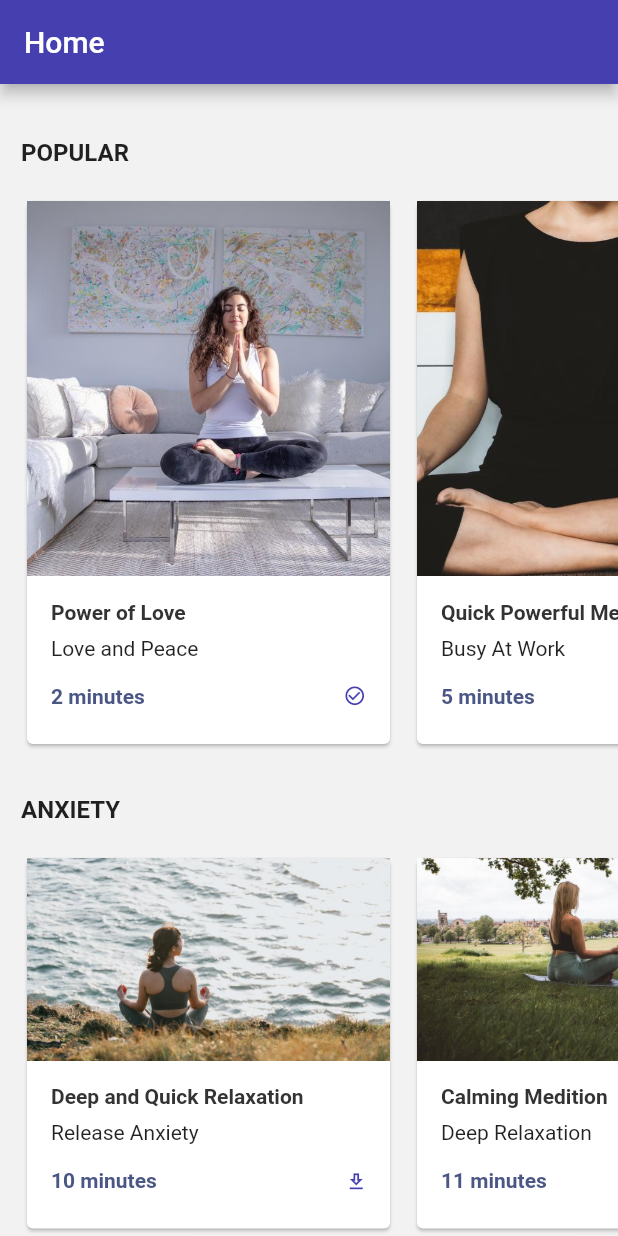
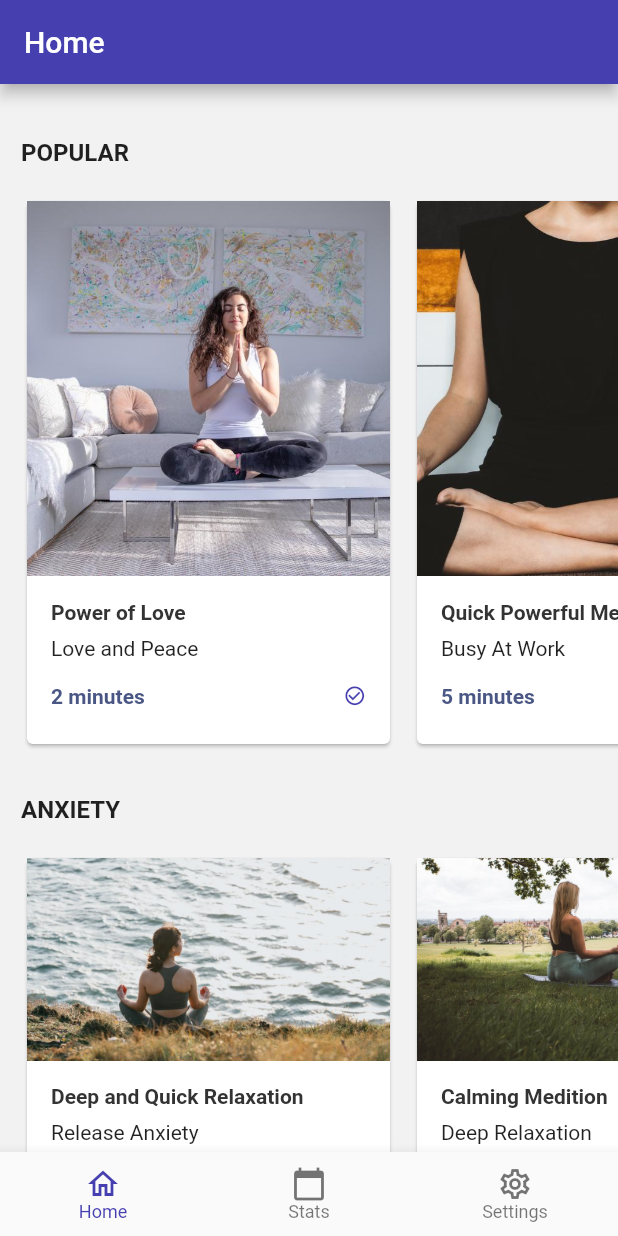
Before and after one commit to gabiheimer/heylinda-flutter-clone, a Flutter app: the screen it shows after launch, after a tap on the "download" icon, on a phone screen of 412 x 824 dp. Run offline on Flutter 3.47's test engine with Material 2 defaults, Android fonts, the phone set to English and light mode, and no system bars; our stand-ins replace table_calendar.

Commit message:
add tab navigator

```diff
--- a/app/lib/main.dart
+++ b/app/lib/main.dart
@@ -1,6 +1,8 @@
+import 'package:app/navigation/MainTabNavigator.dart';
 import 'package:app/screens/Home/Home.dart';
 import 'package:app/screens/NotFoundScreen.dart';
 import 'package:app/screens/Settings/Settings.dart';
+import 'package:app/screens/Stats/Stats.dart';
 import 'package:app/styles/Colors.dart';
 import 'package:flutter/material.dart';
 
@@ -22,7 +24,7 @@ class MyApp extends StatelessWidget {
           bodyText1: TextStyle(color: PredefinedColors.text),
         ),
       ),
-      home: const Home(),
+      home: const MainTabNavigator(),
     );
   }
 }
--- /dev/null
+++ b/app/lib/navigation/MainTabNavigator.dart
@@ -0,0 +1,81 @@
+import 'package:app/screens/Home/Home.dart';
+import 'package:app/screens/Settings/Settings.dart';
+import 'package:app/screens/Stats/Stats.dart';
+import 'package:app/styles/Colors.dart';
+import 'package:flutter/material.dart';
+
+class Route {
+  Widget screen;
+  String name;
+
+  Route({required this.name, required this.screen});
+}
+
+final List<Route> routes = [
+  Route(
+    name: 'Home',
+    screen: const Home(),
+  ),
+  Route(
+    name: 'Stats',
+    screen: const Stats(),
+  ),
+  Route(
+    name: 'Settings',
+    screen: const Settings(),
+  ),
+];
+
+class MainTabNavigator extends StatefulWidget {
+  const MainTabNavigator({super.key});
+
+  @override
+  State<MainTabNavigator> createState() => _MainTabNavigatorState();
+}
+
+class _MainTabNavigatorState extends State<MainTabNavigator> {
+  int _selectedIndex = 0;
+
+  void _onTap(int index) {
+    setState(() {
+      _selectedIndex = index;
+    });
+  }
+
+  @override
+  Widget build(BuildContext context) {
+    final String title = routes[_selectedIndex].name;
+    final Widget screen = routes[_selectedIndex].screen;
+
+    return Scaffold(
+      appBar: AppBar(
+        backgroundColor: PredefinedColors.primary,
+        title: Text(title),
+      ),
+      bottomNavigationBar: BottomNavigationBar(
+        items: const [
+          BottomNavigationBarItem(
+            icon: Icon(Icons.home_outlined),
+            label: 'Home',
+          ),
+          BottomNavigationBarItem(
+            icon: Icon(Icons.calendar_today),
+            label: 'Stats',
+          ),
+          BottomNavigationBarItem(
+            icon: Icon(Icons.settings_outlined),
+            label: 'Settings',
+          ),
+        ],
+        selectedItemColor: PredefinedColors.primary,
+        selectedFontSize: 12,
+        currentIndex: _selectedIndex,
+        onTap: _onTap,
+      ),
+      body: Container(
+        color: PredefinedColors.background,
+        child: screen,
+      ),
+    );
+  }
+}
--- a/app/lib/screens/Home/Home.dart
+++ b/app/lib/screens/Home/Home.dart
@@ -1,5 +1,4 @@
 import 'package:app/data/meditations.dart';
-import 'package:app/templates/ScreenTemplate.dart';
 import 'package:app/widgets/MeditationCard.dart';
 import 'package:flutter/material.dart';
 
@@ -12,9 +11,7 @@ class Home extends StatelessWidget {
     const List<Meditation> favourites = [];
     final primaryColor = Theme.of(context).primaryColor;
 
-    return ScreenTemplate(
-      title: "Home",
-      body: SingleChildScrollView(
+    return SingleChildScrollView(
       padding: const EdgeInsets.only(top: 36, bottom: 36, left: 14),
       child: Column(
         crossAxisAlignment: CrossAxisAlignment.start,
@@ -38,7 +35,6 @@ class Home extends StatelessWidget {
               meditations: favourites,
             ),
         ],
-        ),
       ),
     );
   }
--- a/app/lib/screens/Settings/Settings.dart
+++ b/app/lib/screens/Settings/Settings.dart
@@ -1,5 +1,4 @@
 import 'package:app/styles/Colors.dart';
-import 'package:app/templates/ScreenTemplate.dart';
 import 'package:flutter/material.dart';
 import 'package:url_launcher/url_launcher.dart';
 
@@ -24,9 +23,7 @@ class Settings extends StatelessWidget {
 
   @override
   Widget build(BuildContext context) {
-    return ScreenTemplate(
-      title: "Settings",
-      body: Container(
+    return Container(
       color: PredefinedColors.background,
       child: Column(
         children: [
@@ -53,7 +50,6 @@ class Settings extends StatelessWidget {
           const Divider(),
         ],
       ),
-      ),
     );
   }
 }
--- a/app/lib/screens/Stats/Stats.dart
+++ b/app/lib/screens/Stats/Stats.dart
@@ -2,7 +2,6 @@ import 'dart:math';
 
 import 'package:app/screens/Stats/Calendar.dart';
 import 'package:app/styles/Colors.dart';
-import 'package:app/templates/ScreenTemplate.dart';
 import 'package:flutter/material.dart';
 
 import '../../data/quotes.dart';
@@ -17,9 +16,7 @@ class Stats extends StatelessWidget {
 
   @override
   Widget build(BuildContext context) {
-    return ScreenTemplate(
-      title: "Stats",
-      body: SingleChildScrollView(
+    return SingleChildScrollView(
       padding: const EdgeInsets.only(top: 36, bottom: 36, left: 14),
       child: Column(
         children: [
@@ -54,7 +51,6 @@ class Stats extends StatelessWidget {
           const Calendar(),
           const _QuoteCard(),
         ],
-        ),
       ),
     );
   }
--- a/app/lib/templates/ScreenTemplate.dart
+++ /dev/null
@@ -1,24 +0,0 @@
-import 'package:flutter/material.dart';
-
-import '../styles/Colors.dart';
-
-class ScreenTemplate extends StatelessWidget {
-  const ScreenTemplate({super.key, required this.title, required this.body});
-
-  final String title;
-  final Widget body;
-
-  @override
-  Widget build(BuildContext context) {
-    return Scaffold(
-      appBar: AppBar(
-        backgroundColor: PredefinedColors.primary,
-        title: Text(title),
-      ),
-      body: Container(
-        color: PredefinedColors.background,
-        child: body,
-      ),
-    );
-  }
-}
```
Lines whose indentation alone changed are shown as unchanged.
